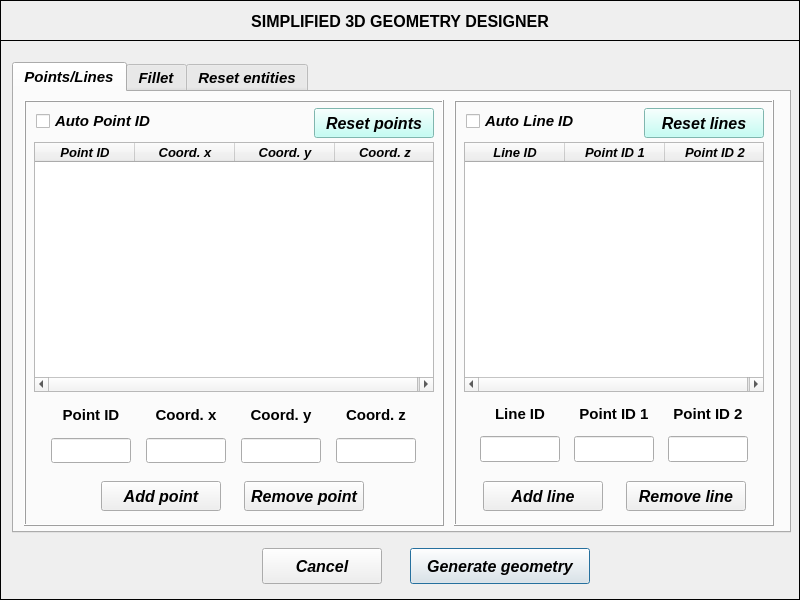
The window that data/user_input/ui/Project/geometryDesigner.ui (open-pulse/OpenPulse) describes before a commit, drawn with Qt 5.
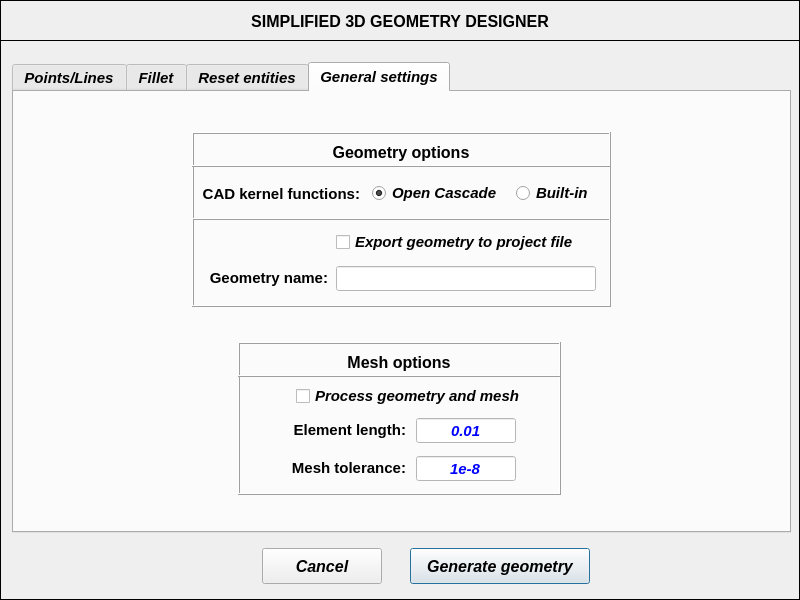
The same window after the commit. The open tabs and pages were chosen to show the change.

Commit message: Edit geometry through the UI #139

```diff
--- a/data/user_input/ui/Project/geometryDesigner.ui
+++ b/data/user_input/ui/Project/geometryDesigner.ui
@@ -2464,6 +2464,551 @@
       </property>
      </widget>
     </widget>
+    <widget class="QWidget" name="tab">
+     <attribute name="title">
+      <string>General settings</string>
+     </attribute>
+     <widget class="QFrame" name="frame_12">
+      <property name="geometry">
+       <rect>
+        <x>224</x>
+        <y>250</y>
+        <width>323</width>
+        <height>153</height>
+       </rect>
+      </property>
+      <property name="frameShape">
+       <enum>QFrame::Box</enum>
+      </property>
+      <property name="frameShadow">
+       <enum>QFrame::Raised</enum>
+      </property>
+      <widget class="QLineEdit" name="lineEdit_element_size">
+       <property name="enabled">
+        <bool>false</bool>
+       </property>
+       <property name="geometry">
+        <rect>
+         <x>178</x>
+         <y>76</y>
+         <width>100</width>
+         <height>25</height>
+        </rect>
+       </property>
+       <property name="minimumSize">
+        <size>
+         <width>100</width>
+         <height>25</height>
+        </size>
+       </property>
+       <property name="maximumSize">
+        <size>
+         <width>100</width>
+         <height>25</height>
+        </size>
+       </property>
+       <property name="font">
+        <font>
+         <family>Arial</family>
+         <pointsize>11</pointsize>
+         <weight>75</weight>
+         <italic>true</italic>
+         <bold>true</bold>
+        </font>
+       </property>
+       <property name="styleSheet">
+        <string notr="true">background-color: rgb(255, 255, 255);
+color: rgb(0, 0, 255);</string>
+       </property>
+       <property name="text">
+        <string>0.01</string>
+       </property>
+       <property name="alignment">
+        <set>Qt::AlignCenter</set>
+       </property>
+      </widget>
+      <widget class="QLineEdit" name="lineEdit_geometry_tolerance">
+       <property name="enabled">
+        <bool>false</bool>
+       </property>
+       <property name="geometry">
+        <rect>
+         <x>178</x>
+         <y>114</y>
+         <width>100</width>
+         <height>25</height>
+        </rect>
+       </property>
+       <property name="minimumSize">
+        <size>
+         <width>100</width>
+         <height>25</height>
+        </size>
+       </property>
+       <property name="maximumSize">
+        <size>
+         <width>100</width>
+         <height>25</height>
+        </size>
+       </property>
+       <property name="font">
+        <font>
+         <family>Arial</family>
+         <pointsize>11</pointsize>
+         <weight>75</weight>
+         <italic>true</italic>
+         <bold>true</bold>
+        </font>
+       </property>
+       <property name="styleSheet">
+        <string notr="true">background-color: rgb(255, 255, 255);
+color: rgb(0, 0, 255);</string>
+       </property>
+       <property name="text">
+        <string>1e-8</string>
+       </property>
+       <property name="alignment">
+        <set>Qt::AlignCenter</set>
+       </property>
+      </widget>
+      <widget class="QLabel" name="label_4">
+       <property name="geometry">
+        <rect>
+         <x>18</x>
+         <y>114</y>
+         <width>150</width>
+         <height>25</height>
+        </rect>
+       </property>
+       <property name="minimumSize">
+        <size>
+         <width>150</width>
+         <height>25</height>
+        </size>
+       </property>
+       <property name="maximumSize">
+        <size>
+         <width>150</width>
+         <height>25</height>
+        </size>
+       </property>
+       <property name="font">
+        <font>
+         <family>Arial</family>
+         <pointsize>11</pointsize>
+         <weight>75</weight>
+         <italic>false</italic>
+         <bold>true</bold>
+        </font>
+       </property>
+       <property name="text">
+        <string>&lt;html&gt;&lt;head/&gt;&lt;body&gt;&lt;p align=&quot;right&quot;&gt;Mesh tolerance:&lt;/p&gt;&lt;/body&gt;&lt;/html&gt;</string>
+       </property>
+       <property name="alignment">
+        <set>Qt::AlignRight|Qt::AlignTrailing|Qt::AlignVCenter</set>
+       </property>
+      </widget>
+      <widget class="QLabel" name="label_5">
+       <property name="geometry">
+        <rect>
+         <x>18</x>
+         <y>76</y>
+         <width>150</width>
+         <height>25</height>
+        </rect>
+       </property>
+       <property name="minimumSize">
+        <size>
+         <width>150</width>
+         <height>25</height>
+        </size>
+       </property>
+       <property name="maximumSize">
+        <size>
+         <width>150</width>
+         <height>25</height>
+        </size>
+       </property>
+       <property name="font">
+        <font>
+         <family>Arial</family>
+         <pointsize>11</pointsize>
+         <weight>75</weight>
+         <italic>false</italic>
+         <bold>true</bold>
+        </font>
+       </property>
+       <property name="text">
+        <string>&lt;html&gt;&lt;head/&gt;&lt;body&gt;&lt;p align=&quot;right&quot;&gt;Element length:&lt;/p&gt;&lt;/body&gt;&lt;/html&gt;</string>
+       </property>
+       <property name="alignment">
+        <set>Qt::AlignRight|Qt::AlignTrailing|Qt::AlignVCenter</set>
+       </property>
+      </widget>
+      <widget class="QFrame" name="frame_13">
+       <property name="geometry">
+        <rect>
+         <x>0</x>
+         <y>0</y>
+         <width>323</width>
+         <height>35</height>
+        </rect>
+       </property>
+       <property name="frameShape">
+        <enum>QFrame::Box</enum>
+       </property>
+       <property name="frameShadow">
+        <enum>QFrame::Raised</enum>
+       </property>
+       <widget class="QLabel" name="label_6">
+        <property name="geometry">
+         <rect>
+          <x>86</x>
+          <y>8</y>
+          <width>150</width>
+          <height>25</height>
+         </rect>
+        </property>
+        <property name="minimumSize">
+         <size>
+          <width>150</width>
+          <height>25</height>
+         </size>
+        </property>
+        <property name="maximumSize">
+         <size>
+          <width>150</width>
+          <height>25</height>
+         </size>
+        </property>
+        <property name="font">
+         <font>
+          <family>Arial</family>
+          <pointsize>12</pointsize>
+          <weight>75</weight>
+          <italic>false</italic>
+          <bold>true</bold>
+         </font>
+        </property>
+        <property name="text">
+         <string>&lt;html&gt;&lt;head/&gt;&lt;body&gt;&lt;p align=&quot;center&quot;&gt;Mesh options&lt;/p&gt;&lt;/body&gt;&lt;/html&gt;</string>
+        </property>
+        <property name="alignment">
+         <set>Qt::AlignRight|Qt::AlignTrailing|Qt::AlignVCenter</set>
+        </property>
+       </widget>
+      </widget>
+      <widget class="QCheckBox" name="checkBox_process_geometry_and_mesh">
+       <property name="geometry">
+        <rect>
+         <x>58</x>
+         <y>38</y>
+         <width>240</width>
+         <height>32</height>
+        </rect>
+       </property>
+       <property name="minimumSize">
+        <size>
+         <width>240</width>
+         <height>32</height>
+        </size>
+       </property>
+       <property name="maximumSize">
+        <size>
+         <width>240</width>
+         <height>32</height>
+        </size>
+       </property>
+       <property name="text">
+        <string>Process geometry and mesh</string>
+       </property>
+       <property name="checked">
+        <bool>false</bool>
+       </property>
+      </widget>
+     </widget>
+     <widget class="QFrame" name="frame_14">
+      <property name="geometry">
+       <rect>
+        <x>178</x>
+        <y>40</y>
+        <width>419</width>
+        <height>175</height>
+       </rect>
+      </property>
+      <property name="frameShape">
+       <enum>QFrame::Box</enum>
+      </property>
+      <property name="frameShadow">
+       <enum>QFrame::Raised</enum>
+      </property>
+      <widget class="QFrame" name="frame_15">
+       <property name="geometry">
+        <rect>
+         <x>0</x>
+         <y>0</y>
+         <width>419</width>
+         <height>35</height>
+        </rect>
+       </property>
+       <property name="frameShape">
+        <enum>QFrame::Box</enum>
+       </property>
+       <property name="frameShadow">
+        <enum>QFrame::Raised</enum>
+       </property>
+       <widget class="QLabel" name="label_14">
+        <property name="geometry">
+         <rect>
+          <x>134</x>
+          <y>8</y>
+          <width>150</width>
+          <height>25</height>
+         </rect>
+        </property>
+        <property name="minimumSize">
+         <size>
+          <width>150</width>
+          <height>25</height>
+         </size>
+        </property>
+        <property name="maximumSize">
+         <size>
+          <width>150</width>
+          <height>25</height>
+         </size>
+        </property>
+        <property name="font">
+         <font>
+          <family>Arial</family>
+          <pointsize>12</pointsize>
+          <weight>75</weight>
+          <italic>false</italic>
+          <bold>true</bold>
+         </font>
+        </property>
+        <property name="text">
+         <string>&lt;html&gt;&lt;head/&gt;&lt;body&gt;&lt;p align=&quot;center&quot;&gt;Geometry options&lt;/p&gt;&lt;/body&gt;&lt;/html&gt;</string>
+        </property>
+        <property name="alignment">
+         <set>Qt::AlignRight|Qt::AlignTrailing|Qt::AlignVCenter</set>
+        </property>
+       </widget>
+      </widget>
+      <widget class="QFrame" name="frame_16">
+       <property name="geometry">
+        <rect>
+         <x>0</x>
+         <y>86</y>
+         <width>419</width>
+         <height>89</height>
+        </rect>
+       </property>
+       <property name="frameShape">
+        <enum>QFrame::Box</enum>
+       </property>
+       <property name="frameShadow">
+        <enum>QFrame::Raised</enum>
+       </property>
+       <widget class="QCheckBox" name="checkBox_export_geometry">
+        <property name="geometry">
+         <rect>
+          <x>144</x>
+          <y>8</y>
+          <width>260</width>
+          <height>32</height>
+         </rect>
+        </property>
+        <property name="minimumSize">
+         <size>
+          <width>260</width>
+          <height>32</height>
+         </size>
+        </property>
+        <property name="maximumSize">
+         <size>
+          <width>260</width>
+          <height>32</height>
+         </size>
+        </property>
+        <property name="text">
+         <string>Export geometry to project file</string>
+        </property>
+        <property name="checked">
+         <bool>false</bool>
+        </property>
+       </widget>
+       <widget class="QLineEdit" name="lineEdit_geometry_name">
+        <property name="geometry">
+         <rect>
+          <x>144</x>
+          <y>48</y>
+          <width>260</width>
+          <height>25</height>
+         </rect>
+        </property>
+        <property name="minimumSize">
+         <size>
+          <width>260</width>
+          <height>25</height>
+         </size>
+        </property>
+        <property name="maximumSize">
+         <size>
+          <width>260</width>
+          <height>25</height>
+         </size>
+        </property>
+        <property name="font">
+         <font>
+          <family>Arial</family>
+          <pointsize>11</pointsize>
+          <weight>75</weight>
+          <italic>true</italic>
+          <bold>true</bold>
+         </font>
+        </property>
+        <property name="styleSheet">
+         <string notr="true">background-color: rgb(255, 255, 255);
+color: rgb(0, 0, 255);</string>
+        </property>
+        <property name="frame">
+         <bool>true</bool>
+        </property>
+        <property name="alignment">
+         <set>Qt::AlignCenter</set>
+        </property>
+       </widget>
+       <widget class="QLabel" name="label_2">
+        <property name="geometry">
+         <rect>
+          <x>10</x>
+          <y>48</y>
+          <width>126</width>
+          <height>25</height>
+         </rect>
+        </property>
+        <property name="minimumSize">
+         <size>
+          <width>126</width>
+          <height>25</height>
+         </size>
+        </property>
+        <property name="maximumSize">
+         <size>
+          <width>126</width>
+          <height>25</height>
+         </size>
+        </property>
+        <property name="font">
+         <font>
+          <family>Arial</family>
+          <pointsize>11</pointsize>
+          <weight>75</weight>
+          <italic>false</italic>
+          <bold>true</bold>
+         </font>
+        </property>
+        <property name="text">
+         <string>&lt;html&gt;&lt;head/&gt;&lt;body&gt;&lt;p align=&quot;right&quot;&gt;Geometry name:&lt;/p&gt;&lt;/body&gt;&lt;/html&gt;</string>
+        </property>
+        <property name="alignment">
+         <set>Qt::AlignRight|Qt::AlignTrailing|Qt::AlignVCenter</set>
+        </property>
+       </widget>
+      </widget>
+      <widget class="QLabel" name="label_3">
+       <property name="geometry">
+        <rect>
+         <x>8</x>
+         <y>50</y>
+         <width>160</width>
+         <height>25</height>
+        </rect>
+       </property>
+       <property name="minimumSize">
+        <size>
+         <width>160</width>
+         <height>25</height>
+        </size>
+       </property>
+       <property name="maximumSize">
+        <size>
+         <width>160</width>
+         <height>25</height>
+        </size>
+       </property>
+       <property name="font">
+        <font>
+         <family>Arial</family>
+         <pointsize>11</pointsize>
+         <weight>75</weight>
+         <italic>false</italic>
+         <bold>true</bold>
+        </font>
+       </property>
+       <property name="text">
+        <string>&lt;html&gt;&lt;head/&gt;&lt;body&gt;&lt;p align=&quot;right&quot;&gt;CAD kernel functions:&lt;/p&gt;&lt;/body&gt;&lt;/html&gt;</string>
+       </property>
+       <property name="alignment">
+        <set>Qt::AlignRight|Qt::AlignTrailing|Qt::AlignVCenter</set>
+       </property>
+      </widget>
+      <widget class="QWidget" name="horizontalLayoutWidget_4">
+       <property name="geometry">
+        <rect>
+         <x>174</x>
+         <y>44</y>
+         <width>237</width>
+         <height>35</height>
+        </rect>
+       </property>
+       <layout class="QHBoxLayout" name="horizontalLayout_4">
+        <item>
+         <widget class="QRadioButton" name="radioButton_open_Cascade">
+          <property name="minimumSize">
+           <size>
+            <width>132</width>
+            <height>32</height>
+           </size>
+          </property>
+          <property name="maximumSize">
+           <size>
+            <width>132</width>
+            <height>32</height>
+           </size>
+          </property>
+          <property name="text">
+           <string>Open Cascade</string>
+          </property>
+          <property name="checked">
+           <bool>true</bool>
+          </property>
+         </widget>
+        </item>
+        <item>
+         <widget class="QRadioButton" name="radioButton_built_in">
+          <property name="minimumSize">
+           <size>
+            <width>80</width>
+            <height>32</height>
+           </size>
+          </property>
+          <property name="maximumSize">
+           <size>
+            <width>80</width>
+            <height>32</height>
+           </size>
+          </property>
+          <property name="text">
+           <string>Built-in</string>
+          </property>
+         </widget>
+        </item>
+       </layout>
+      </widget>
+     </widget>
+    </widget>
    </widget>
    <widget class="QPushButton" name="pushButton_cancel">
     <property name="geometry">
```
The commit also changes 13 other files.
